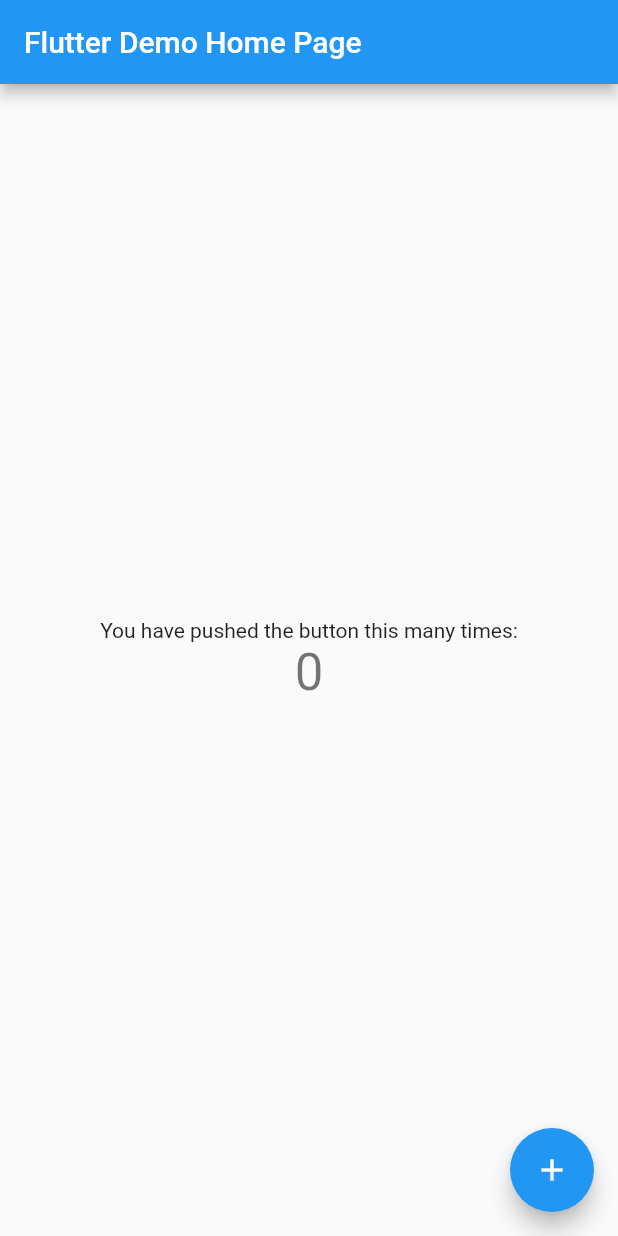
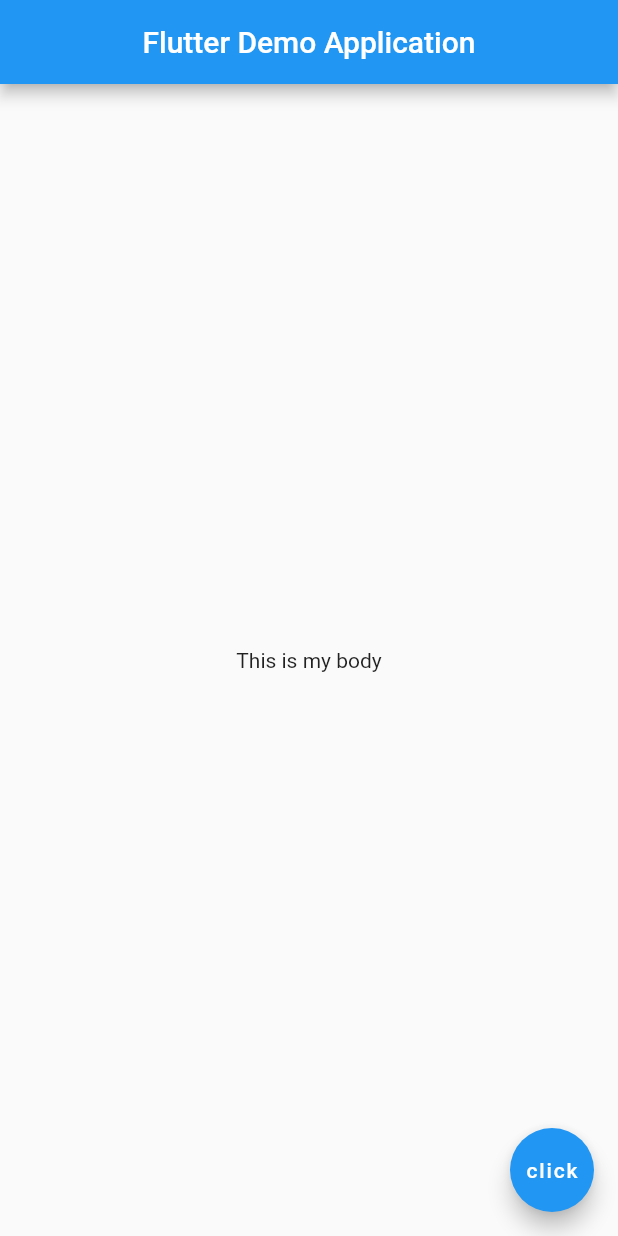
Before and after one commit to jeneeDurai/flutter_demo, a Flutter app: the screen it shows after launch, on a phone screen of 412 x 824 dp. Run offline on Flutter 3.47's test engine with Material 2 defaults, Android fonts, the phone set to English and light mode, and no system bars.

Commit message:
Scaffold base commit

```diff
--- a/lib/main.dart
+++ b/lib/main.dart
@@ -1,111 +1,19 @@
 import 'package:flutter/material.dart';
 
-void main() => runApp(MyApp());
+void main() => runApp(MaterialApp(
 
-class MyApp extends StatelessWidget {
-  // This widget is the root of your application.
-  @override
-  Widget build(BuildContext context) {
-    return MaterialApp(
-      title: 'Flutter Demo',
-      theme: ThemeData(
-        // This is the theme of your application.
-        //
-        // Try running your application with "flutter run". You'll see the
-        // application has a blue toolbar. Then, without quitting the app, try
-        // changing the primarySwatch below to Colors.green and then invoke
-        // "hot reload" (press "r" in the console where you ran "flutter run",
-        // or simply save your changes to "hot reload" in a Flutter IDE).
-        // Notice that the counter didn't reset back to zero; the application
-        // is not restarted.
-        primarySwatch: Colors.blue,
-      ),
-      home: MyHomePage(title: 'Flutter Demo Home Page'),
-    );
-  }
-}
+  home: Scaffold(
+    appBar: AppBar(
+      title: Text('Flutter Demo Application'),
+      centerTitle: true,
+    ),
+    body: Center(
+      child:Text("This is my body"),
+    ),
+    floatingActionButton: FloatingActionButton(
+      child:Text("click")
+    ),
+  ),
 
-class MyHomePage extends StatefulWidget {
-  MyHomePage({Key key, this.title}) : super(key: key);
 
-  // This widget is the home page of your application. It is stateful, meaning
-  // that it has a State object (defined below) that contains fields that affect
-  // how it looks.
-
-  // This class is the configuration for the state. It holds the values (in this
-  // case the title) provided by the parent (in this case the App widget) and
-  // used by the build method of the State. Fields in a Widget subclass are
-  // always marked "final".
-
-  final String title;
-
-  @override
-  _MyHomePageState createState() => _MyHomePageState();
-}
-
-class _MyHomePageState extends State<MyHomePage> {
-  int _counter = 0;
-
-  void _incrementCounter() {
-    setState(() {
-      // This call to setState tells the Flutter framework that something has
-      // changed in this State, which causes it to rerun the build method below
-      // so that the display can reflect the updated values. If we changed
-      // _counter without calling setState(), then the build method would not be
-      // called again, and so nothing would appear to happen.
-      _counter++;
-    });
-  }
-
-  @override
-  Widget build(BuildContext context) {
-    // This method is rerun every time setState is called, for instance as done
-    // by the _incrementCounter method above.
-    //
-    // The Flutter framework has been optimized to make rerunning build methods
-    // fast, so that you can just rebuild anything that needs updating rather
-    // than having to individually change instances of widgets.
-    return Scaffold(
-      appBar: AppBar(
-        // Here we take the value from the MyHomePage object that was created by
-        // the App.build method, and use it to set our appbar title.
-        title: Text(widget.title),
-      ),
-      body: Center(
-        // Center is a layout widget. It takes a single child and positions it
-        // in the middle of the parent.
-        child: Column(
-          // Column is also a layout widget. It takes a list of children and
-          // arranges them vertically. By default, it sizes itself to fit its
-          // children horizontally, and tries to be as tall as its parent.
-          //
-          // Invoke "debug painting" (press "p" in the console, choose the
-          // "Toggle Debug Paint" action from the Flutter Inspector in Android
-          // Studio, or the "Toggle Debug Paint" command in Visual Studio Code)
-          // to see the wireframe for each widget.
-          //
-          // Column has various properties to control how it sizes itself and
-          // how it positions its children. Here we use mainAxisAlignment to
-          // center the children vertically; the main axis here is the vertical
-          // axis because Columns are vertical (the cross axis would be
-          // horizontal).
-          mainAxisAlignment: MainAxisAlignment.center,
-          children: <Widget>[
-            Text(
-              'You have pushed the button this many times:',
-            ),
-            Text(
-              '$_counter',
-              style: Theme.of(context).textTheme.display1,
-            ),
-          ],
-        ),
-      ),
-      floatingActionButton: FloatingActionButton(
-        onPressed: _incrementCounter,
-        tooltip: 'Increment',
-        child: Icon(Icons.add),
-      ), // This trailing comma makes auto-formatting nicer for build methods.
-    );
-  }
-}
+));
```
